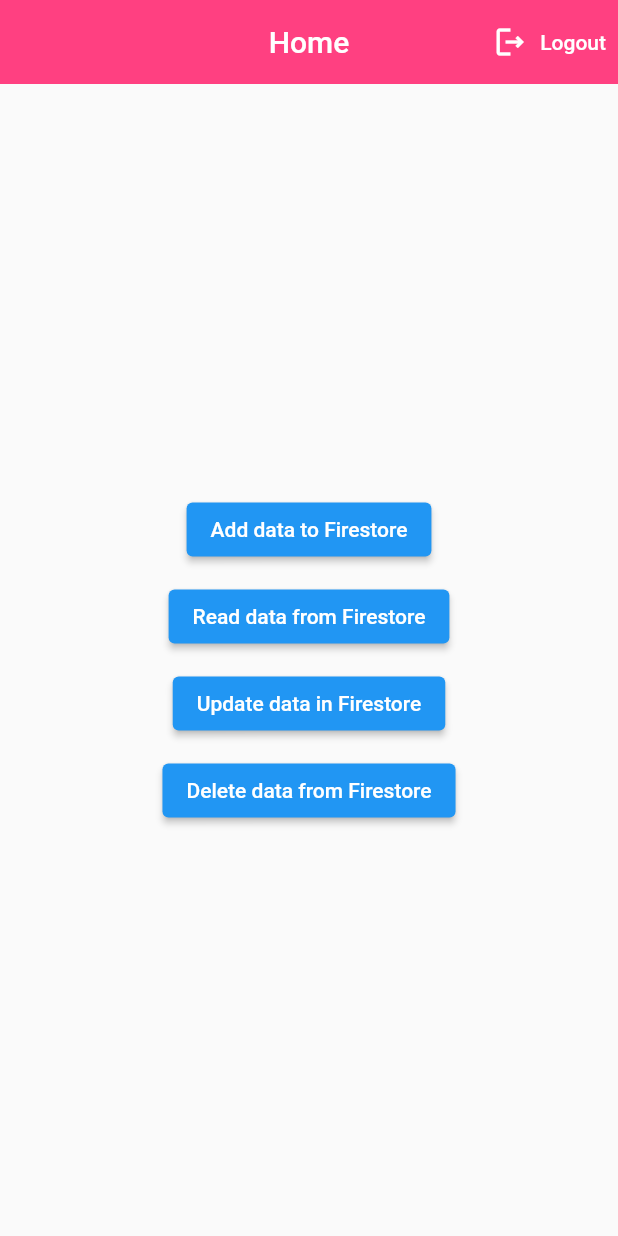
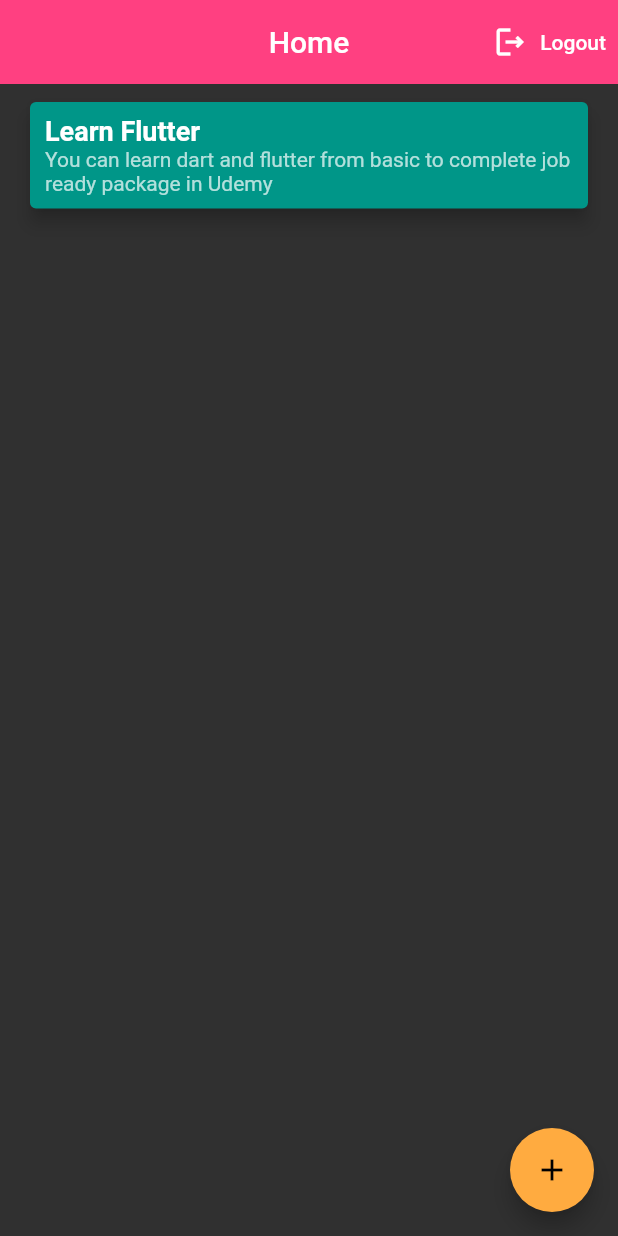
Before and after one commit to Manoj882/note_app, a Flutter app: the screen it shows once a user with an empty profile is signed in, on a phone screen of 412 x 824 dp. Run offline on Flutter 3.47's test engine with Material 2 defaults, Android fonts, the phone set to English and light mode, and no system bars; our stand-ins replace cloud_firestore, firebase_auth, firebase_core, flutter_signin_button, google_sign_in; accounts and stored records are empty.

```diff
--- a/lib/main.dart
+++ b/lib/main.dart
@@ -22,8 +22,10 @@ class MyApp extends StatelessWidget {
     return MaterialApp(
       title: 'Note App',
       theme: ThemeData(
-        primarySwatch: Colors.blue,
+        // primarySwatch: Colors.blue,
+        brightness: Brightness.dark,
       ),
+      debugShowCheckedModeBanner: false,
       // home:  RegisterScreen(),
       home: StreamBuilder(
         stream: AuthService().firebaseAuth.authStateChanges(),
--- a/lib/screens/home_screen.dart
+++ b/lib/screens/home_screen.dart
@@ -1,5 +1,8 @@
 import 'package:cloud_firestore/cloud_firestore.dart';
 import 'package:flutter/material.dart';
+import 'package:note_app/constants/constant.dart';
+import 'package:note_app/screens/notes/add_note_screen.dart';
+import 'package:note_app/screens/notes/edit_note_screen.dart';
 import 'package:note_app/services/auth_service.dart';
 
 class HomeScreen extends StatelessWidget {
@@ -30,75 +33,54 @@ class HomeScreen extends StatelessWidget {
           ),
         ],
       ),
-      body: Container(
-        width: MediaQuery.of(context).size.width,
-        child: Column(
-          mainAxisAlignment: MainAxisAlignment.center,
-          crossAxisAlignment: CrossAxisAlignment.center,
+      body: Padding(
+        padding: basePadding,
+        child: ListView(
           children: [
-            ElevatedButton(
-              onPressed: () async {
-                final users = await firestore.collection('users');
-
-                //Here, add method create auto document id
-                // await users.add({
-                //   'name': 'manoj'
-                // });
-
-                //Here, doc is used to give own document id
-                await users.doc('google123').set({
-                  'name': 'Google',
-                });
-              },
-              child: const Text(
-                'Add data to Firestore',
+            Card(
+              elevation: 5,
+              color: Colors.teal,
+              child: ListTile(
+                contentPadding: const EdgeInsets.symmetric(
+                  vertical: 5,
+                  horizontal: 10,
+                ),
+                title: const Text(
+                  'Learn Flutter',
+                  style: TextStyle(
+                    fontSize: 18,
+                    fontWeight: FontWeight.bold,
+                  ),
+                ),
+                subtitle: const Text(
+                  'You can learn dart and flutter from basic to complete job ready package in Udemy',
+                  maxLines: 2,
+                ),
+                onTap: () {
+                  Navigator.push(
+                    context,
+                    MaterialPageRoute(
+                      builder: (_) => const EditNoteScreen(),
+                    ),
+                  );
+                },
               ),
             ),
-            const SizedBox(
-              height: 10,
+          ],
+        ),
+      ),
+      floatingActionButton: FloatingActionButton(
+        onPressed: () {
+          Navigator.push(
+            context,
+            MaterialPageRoute(
+              builder: (_) => const AddNoteScreen(),
             ),
-            ElevatedButton(
-              onPressed: () async {
-                final users = firestore.collection('users');
-                //for fetching all data
-                // final allResults = await users.get();
-                // allResults.docs.forEach((result) {
-                //   print(result.data());
-                // });
-
-                //for fetching particular data -> give document id in doc()
-                final result = await users.doc('google123').get();
-                print(result.data());
-
-                //  //For stream data
-                // users.doc('google123').snapshots().listen((result) {
-                //   print(result.data());
-                // },
-                // );
-              },
-              child: const Text('Read data from Firestore'),
-            ),
-            const SizedBox(
-              height: 10,
-            ),
-            ElevatedButton(
-              onPressed: () async {
-                await firestore.collection('users').doc('google123').update({
-                  'name': 'Google Flutter',
-                });
-              },
-              child: const Text('Update data in Firestore'),
-            ),
-            const SizedBox(
-              height: 10,
-            ),
-            ElevatedButton(
-              onPressed: () async{
-                await firestore.collection('users').doc('google123').delete();
-              },
-              child: const Text('Delete data from Firestore'),
-            ),
-          ],
+          );
+        },
+        backgroundColor: Colors.orangeAccent,
+        child: const Icon(
+          Icons.add_outlined,
         ),
       ),
     );
```
Also changed, not shown: lib/screens/notes/add_note_screen.dart (added, +82 -0 lines), lib/screens/notes/edit_note_screen.dart (added, +82 -0 lines).
